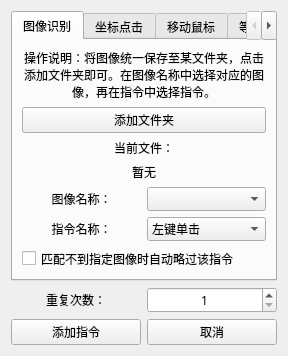
Old version of the form 窗体/navigation.ui in the repository FsterThanLight/automatic_clicker_2.
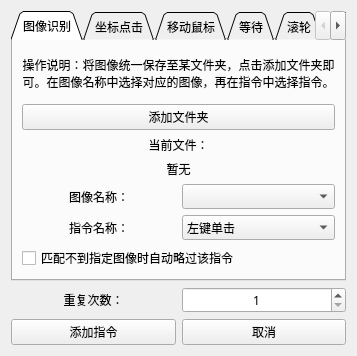
New version of the form. Icons and pictures are not drawn.

Commit message: 2023年5月17日00:31:08 重绘制主窗口

What changed in the file:
```diff
--- a/窗体/navigation.ui
+++ b/窗体/navigation.ui
@@ -6,7 +6,7 @@
    <rect>
     <x>0</x>
     <y>0</y>
-    <width>284</width>
+    <width>357</width>
     <height>321</height>
    </rect>
   </property>
@@ -30,9 +30,30 @@
        <family>黑体</family>
       </font>
      </property>
+     <property name="tabPosition">
+      <enum>QTabWidget::North</enum>
+     </property>
+     <property name="tabShape">
+      <enum>QTabWidget::Triangular</enum>
+     </property>
      <property name="currentIndex">
       <number>0</number>
      </property>
+     <property name="elideMode">
+      <enum>Qt::ElideNone</enum>
+     </property>
+     <property name="documentMode">
+      <bool>false</bool>
+     </property>
+     <property name="tabsClosable">
+      <bool>false</bool>
+     </property>
+     <property name="movable">
+      <bool>false</bool>
+     </property>
+     <property name="tabBarAutoHide">
+      <bool>false</bool>
+     </property>
      <widget class="QWidget" name="tab">
       <attribute name="title">
        <string>图像识别</string>
```
The commit also changes 2 other files.
